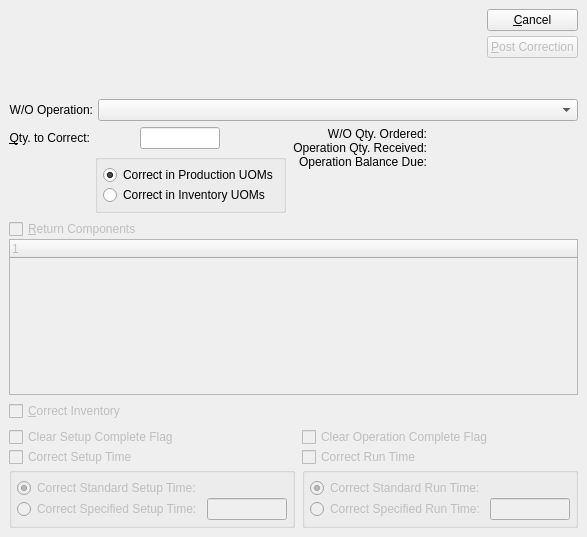
Before: the Qt Designer form xtuple/trunk/guiclient/correctOperationsPosting.ui in WooodHead/xtuple, drawn with Qt 5.
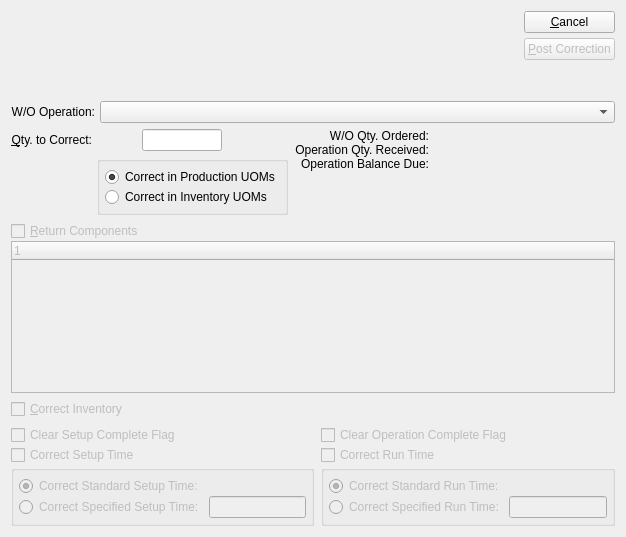
After: the same form once the commit is applied. Custom widgets are drawn as their Qt base class.

What changed in the file:
```diff
--- a/xtuple/trunk/guiclient/correctOperationsPosting.ui
+++ b/xtuple/trunk/guiclient/correctOperationsPosting.ui
@@ -8,7 +8,7 @@
    <rect>
     <x>0</x>
     <y>0</y>
-    <width>583</width>
+    <width>626</width>
     <height>537</height>
    </rect>
   </property>
@@ -16,17 +16,8 @@
    <string>Correct Operation Posting</string>
   </property>
   <layout class="QVBoxLayout" >
-   <property name="margin" >
-    <number>9</number>
-   </property>
-   <property name="spacing" >
-    <number>6</number>
-   </property>
    <item>
     <layout class="QHBoxLayout" >
-     <property name="margin" >
-      <number>0</number>
-     </property>
      <property name="spacing" >
       <number>3</number>
      </property>
@@ -51,9 +42,6 @@
      </item>
      <item>
       <layout class="QVBoxLayout" >
-       <property name="margin" >
-        <number>0</number>
-       </property>
        <property name="spacing" >
         <number>5</number>
        </property>
@@ -99,9 +87,6 @@
    </item>
    <item>
     <layout class="QHBoxLayout" >
-     <property name="margin" >
-      <number>0</number>
-     </property>
      <property name="spacing" >
       <number>5</number>
      </property>
@@ -118,9 +103,7 @@
      <item>
       <widget class="XComboBox" name="_wooper" >
        <property name="sizePolicy" >
-        <sizepolicy>
-         <hsizetype>7</hsizetype>
-         <vsizetype>0</vsizetype>
+        <sizepolicy vsizetype="Fixed" hsizetype="Expanding" >
          <horstretch>0</horstretch>
          <verstretch>0</verstretch>
         </sizepolicy>
@@ -131,26 +114,21 @@
    </item>
    <item>
     <layout class="QHBoxLayout" >
-     <property name="margin" >
-      <number>0</number>
-     </property>
      <property name="spacing" >
       <number>7</number>
      </property>
      <item>
       <layout class="QGridLayout" >
-       <property name="margin" >
-        <number>0</number>
+       <property name="horizontalSpacing" >
+        <number>5</number>
        </property>
-       <property name="spacing" >
+       <property name="verticalSpacing" >
         <number>5</number>
        </property>
        <item row="0" column="0" >
         <widget class="QLabel" name="_qtyToCorrectLit" >
          <property name="sizePolicy" >
-          <sizepolicy>
-           <hsizetype>5</hsizetype>
-           <vsizetype>0</vsizetype>
+          <sizepolicy vsizetype="Fixed" hsizetype="Preferred" >
            <horstretch>0</horstretch>
            <verstretch>0</verstretch>
           </sizepolicy>
@@ -181,9 +159,7 @@
           <item>
            <widget class="QRadioButton" name="_productionUOM" >
             <property name="sizePolicy" >
-             <sizepolicy>
-              <hsizetype>1</hsizetype>
-              <vsizetype>0</vsizetype>
+             <sizepolicy vsizetype="Fixed" hsizetype="Minimum" >
               <horstretch>0</horstretch>
               <verstretch>0</verstretch>
              </sizepolicy>
@@ -199,9 +175,7 @@
           <item>
            <widget class="QRadioButton" name="_inventoryUOM" >
             <property name="sizePolicy" >
-             <sizepolicy>
-              <hsizetype>1</hsizetype>
-              <vsizetype>0</vsizetype>
+             <sizepolicy vsizetype="Fixed" hsizetype="Minimum" >
               <horstretch>0</horstretch>
               <verstretch>0</verstretch>
              </sizepolicy>
@@ -216,18 +190,13 @@
        </item>
        <item row="0" column="1" >
         <layout class="QHBoxLayout" >
-         <property name="margin" >
-          <number>0</number>
-         </property>
          <property name="spacing" >
           <number>0</number>
          </property>
          <item>
           <widget class="XLineEdit" name="_qty" >
            <property name="sizePolicy" >
-            <sizepolicy>
-             <hsizetype>5</hsizetype>
-             <vsizetype>0</vsizetype>
+            <sizepolicy vsizetype="Fixed" hsizetype="Preferred" >
              <horstretch>0</horstretch>
              <verstretch>0</verstretch>
             </sizepolicy>
@@ -281,33 +250,21 @@
      </item>
      <item>
       <layout class="QVBoxLayout" >
-       <property name="margin" >
-        <number>0</number>
-       </property>
        <property name="spacing" >
         <number>0</number>
        </property>
        <item>
         <layout class="QHBoxLayout" >
-         <property name="margin" >
-          <number>0</number>
-         </property>
          <property name="spacing" >
           <number>0</number>
          </property>
          <item>
           <layout class="QHBoxLayout" >
-           <property name="margin" >
-            <number>0</number>
-           </property>
            <property name="spacing" >
             <number>5</number>
            </property>
            <item>
             <layout class="QVBoxLayout" >
-             <property name="margin" >
-              <number>0</number>
-             </property>
              <property name="spacing" >
               <number>0</number>
              </property>
@@ -345,18 +302,13 @@
            </item>
            <item>
             <layout class="QVBoxLayout" >
-             <property name="margin" >
-              <number>0</number>
-             </property>
              <property name="spacing" >
               <number>0</number>
              </property>
              <item>
               <widget class="QLabel" name="_qtyOrdered" >
                <property name="sizePolicy" >
-                <sizepolicy>
-                 <hsizetype>1</hsizetype>
-                 <vsizetype>1</vsizetype>
+                <sizepolicy vsizetype="Minimum" hsizetype="Minimum" >
                  <horstretch>0</horstretch>
                  <verstretch>0</verstretch>
                 </sizepolicy>
@@ -375,9 +327,7 @@
              <item>
               <widget class="QLabel" name="_qtyReceived" >
                <property name="sizePolicy" >
-                <sizepolicy>
-                 <hsizetype>1</hsizetype>
-                 <vsizetype>1</vsizetype>
+                <sizepolicy vsizetype="Minimum" hsizetype="Minimum" >
                  <horstretch>0</horstretch>
                  <verstretch>0</verstretch>
                 </sizepolicy>
@@ -396,9 +346,7 @@
              <item>
               <widget class="QLabel" name="_qtyBalance" >
                <property name="sizePolicy" >
-                <sizepolicy>
-                 <hsizetype>1</hsizetype>
-                 <vsizetype>1</vsizetype>
+                <sizepolicy vsizetype="Minimum" hsizetype="Minimum" >
                  <horstretch>0</horstretch>
                  <verstretch>0</verstretch>
                 </sizepolicy>
@@ -459,9 +407,7 @@
    <item>
     <widget class="QFrame" name="frame" >
      <property name="sizePolicy" >
-      <sizepolicy>
-       <hsizetype>5</hsizetype>
-       <vsizetype>7</vsizetype>
+      <sizepolicy vsizetype="Expanding" hsizetype="Preferred" >
        <horstretch>0</horstretch>
        <verstretch>1</verstretch>
       </sizepolicy>
@@ -513,9 +459,6 @@
    </item>
    <item>
     <layout class="QHBoxLayout" >
-     <property name="margin" >
-      <number>0</number>
-     </property>
      <property name="spacing" >
       <number>0</number>
      </property>
@@ -552,25 +495,16 @@
    </item>
    <item>
     <layout class="QHBoxLayout" >
-     <property name="margin" >
-      <number>0</number>
-     </property>
      <property name="spacing" >
       <number>7</number>
      </property>
      <item>
       <layout class="QVBoxLayout" >
-       <property name="margin" >
-        <number>0</number>
-       </property>
        <property name="spacing" >
         <number>0</number>
        </property>
        <item>
         <layout class="QHBoxLayout" >
-         <property name="margin" >
-          <number>0</number>
-         </property>
          <property name="spacing" >
           <number>0</number>
          </property>
@@ -580,9 +514,7 @@
             <bool>false</bool>
            </property>
            <property name="sizePolicy" >
-            <sizepolicy>
-             <hsizetype>7</hsizetype>
-             <vsizetype>0</vsizetype>
+            <sizepolicy vsizetype="Fixed" hsizetype="Expanding" >
              <horstretch>0</horstretch>
              <verstretch>0</verstretch>
             </sizepolicy>
@@ -612,9 +544,6 @@
        </item>
        <item>
         <layout class="QHBoxLayout" >
-         <property name="margin" >
-          <number>0</number>
-         </property>
          <property name="spacing" >
           <number>0</number>
          </property>
@@ -624,9 +553,7 @@
             <bool>false</bool>
            </property>
            <property name="sizePolicy" >
-            <sizepolicy>
-             <hsizetype>1</hsizetype>
-             <vsizetype>0</vsizetype>
+            <sizepolicy vsizetype="Fixed" hsizetype="Minimum" >
              <horstretch>0</horstretch>
              <verstretch>0</verstretch>
             </sizepolicy>
@@ -660,9 +587,7 @@
           <bool>false</bool>
          </property>
          <property name="sizePolicy" >
-          <sizepolicy>
-           <hsizetype>5</hsizetype>
-           <vsizetype>0</vsizetype>
+          <sizepolicy vsizetype="Fixed" hsizetype="Preferred" >
            <horstretch>0</horstretch>
            <verstretch>0</verstretch>
           </sizepolicy>
@@ -679,9 +604,6 @@
           </property>
           <item>
            <layout class="QHBoxLayout" >
-            <property name="margin" >
-             <number>0</number>
-            </property>
             <property name="spacing" >
              <number>5</number>
             </property>
@@ -698,9 +620,7 @@
             <item>
              <widget class="QLabel" name="_standardSutime" >
               <property name="sizePolicy" >
-               <sizepolicy>
-                <hsizetype>7</hsizetype>
-                <vsizetype>5</vsizetype>
+               <sizepolicy vsizetype="Preferred" hsizetype="Expanding" >
                 <horstretch>0</horstretch>
                 <verstretch>0</verstretch>
                </sizepolicy>
@@ -711,9 +631,6 @@
           </item>
           <item>
            <layout class="QHBoxLayout" >
-            <property name="margin" >
-             <number>0</number>
-            </property>
             <property name="spacing" >
              <number>5</number>
             </property>
@@ -746,17 +663,11 @@
      </item>
      <item>
       <layout class="QVBoxLayout" >
-       <property name="margin" >
-        <number>0</number>
-       </property>
        <property name="spacing" >
         <number>0</number>
        </property>
        <item>
         <layout class="QHBoxLayout" >
-         <property name="margin" >
-          <number>0</number>
-         </property>
          <property name="spacing" >
           <number>0</number>
          </property>
@@ -790,9 +701,6 @@
        </item>
        <item>
         <layout class="QHBoxLayout" >
-         <property name="margin" >
-          <number>0</number>
-         </property>
          <property name="spacing" >
           <number>0</number>
          </property>
@@ -841,9 +749,6 @@
           </property>
           <item>
            <layout class="QHBoxLayout" >
-            <property name="margin" >
-             <number>0</number>
-            </property>
             <property name="spacing" >
              <number>5</number>
             </property>
@@ -860,9 +765,7 @@
             <item>
              <widget class="QLabel" name="_standardRntime" >
               <property name="sizePolicy" >
-               <sizepolicy>
-                <hsizetype>7</hsizetype>
-                <vsizetype>5</vsizetype>
+               <sizepolicy vsizetype="Preferred" hsizetype="Expanding" >
                 <horstretch>0</horstretch>
                 <verstretch>0</verstretch>
                </sizepolicy>
@@ -879,9 +782,6 @@
           </item>
           <item>
            <layout class="QHBoxLayout" >
-            <property name="margin" >
-             <number>0</number>
-            </property>
             <property name="spacing" >
              <number>5</number>
             </property>
@@ -912,6 +812,11 @@
  <layoutdefault spacing="6" margin="11" />
  <pixmapfunction>qPixmapFromMimeSource</pixmapfunction>
  <customwidgets>
+  <customwidget>
+   <class>WoCluster</class>
+   <extends>QWidget</extends>
+   <header>wocluster.h</header>
+  </customwidget>
   <customwidget>
    <class>XComboBox</class>
    <extends>QComboBox</extends>
@@ -920,11 +825,9 @@
    <pixmap></pixmap>
   </customwidget>
   <customwidget>
-   <class>XTreeWidget</class>
-   <extends>QTreeWidget</extends>
-   <header>xtreewidget.h</header>
-   <container>0</container>
-   <pixmap></pixmap>
+   <class>XLabel</class>
+   <extends>QLabel</extends>
+   <header>xlabel.h</header>
   </customwidget>
   <customwidget>
    <class>XLineEdit</class>
@@ -934,11 +837,9 @@
    <pixmap></pixmap>
   </customwidget>
   <customwidget>
-   <class>WoCluster</class>
-   <extends>QWidget</extends>
-   <header>wocluster.h</header>
-   <container>0</container>
-   <pixmap></pixmap>
+   <class>XTreeWidget</class>
+   <extends>QTreeWidget</extends>
+   <header>xtreewidget.h</header>
   </customwidget>
  </customwidgets>
  <tabstops>
```
Left out of the diff: 88 changed lines with no effect on the pictures.
